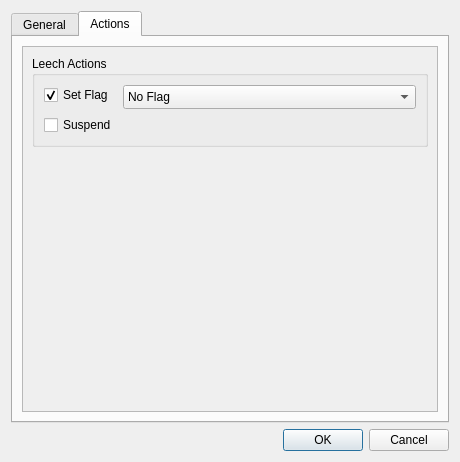
Above: res/ui/options_dialog.ui from iamjustkoi/LeechToolkit before the change. Below: the same form after it.
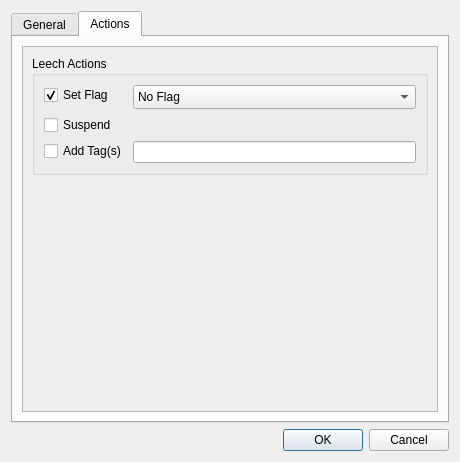
That is the form after the change.

Commit message: Added tag add ui option interface

```diff
--- a/res/ui/options_dialog.ui
+++ b/res/ui/options_dialog.ui
@@ -421,6 +421,23 @@
                   </property>
                  </widget>
                 </item>
+                <item row="3" column="0">
+                 <widget class="QCheckBox" name="addTagsCheckbox">
+                  <property name="text">
+                   <string>Add Tag(s)</string>
+                  </property>
+                 </widget>
+                </item>
+                <item row="3" column="1">
+                 <widget class="QLineEdit" name="addTagsLine">
+                  <property name="sizePolicy">
+                   <sizepolicy hsizetype="Preferred" vsizetype="Fixed">
+                    <horstretch>0</horstretch>
+                    <verstretch>0</verstretch>
+                   </sizepolicy>
+                  </property>
+                 </widget>
+                </item>
                </layout>
               </item>
              </layout>
```
The commit also changes 4 other files.
